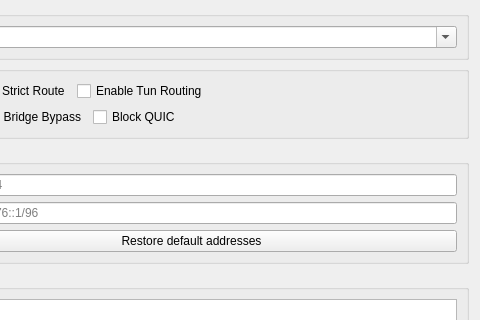
Above: include/ui/setting/dialog_vpn_settings.ui from saymer-alt/qThrone before the change; both pictures show x 160 to 640 and y 0 to 320 of the 640 by 600 pixel window. Below: the same form after it.
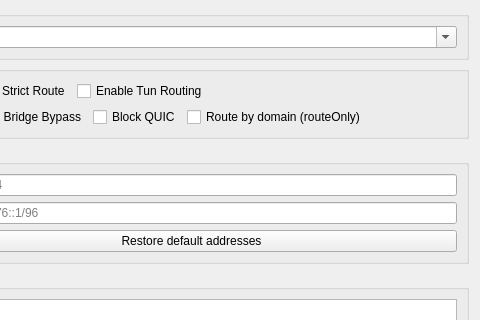
That is the form after the change.

The edit to the form file:
```diff
--- a/include/ui/setting/dialog_vpn_settings.ui
+++ b/include/ui/setting/dialog_vpn_settings.ui
@@ -141,6 +141,16 @@
           </property>
          </widget>
         </item>
+        <item>
+         <widget class="QCheckBox" name="sniff_route_only">
+          <property name="toolTip">
+           <string>Use the SNI or host found by sniffing only to choose the route, without replacing the connection address: the server gets the IP. Turn it off when the server has to route by domain, for example in a cascade; then the server gets the domain.</string>
+          </property>
+          <property name="text">
+           <string>Route by domain (routeOnly)</string>
+          </property>
+         </widget>
+        </item>
         <item>
          <spacer name="checksRow2Spacer">
           <property name="orientation">
```
Left out of the diff: 1 changed line with no effect on the pictures.
